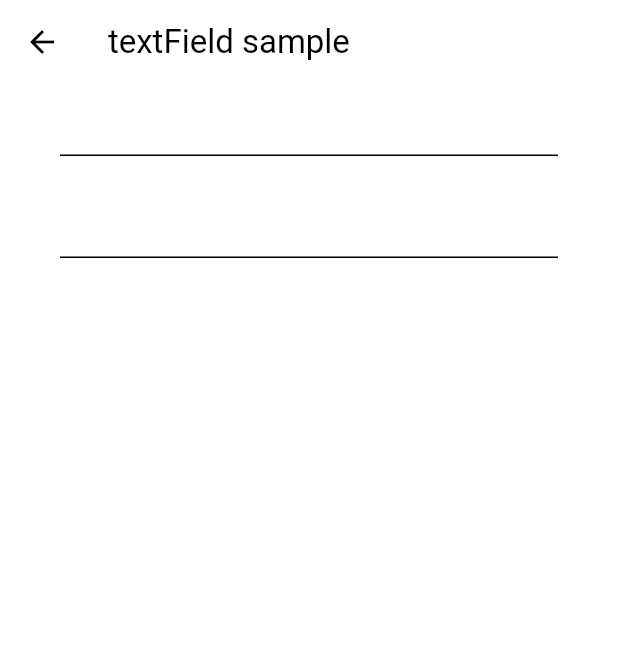
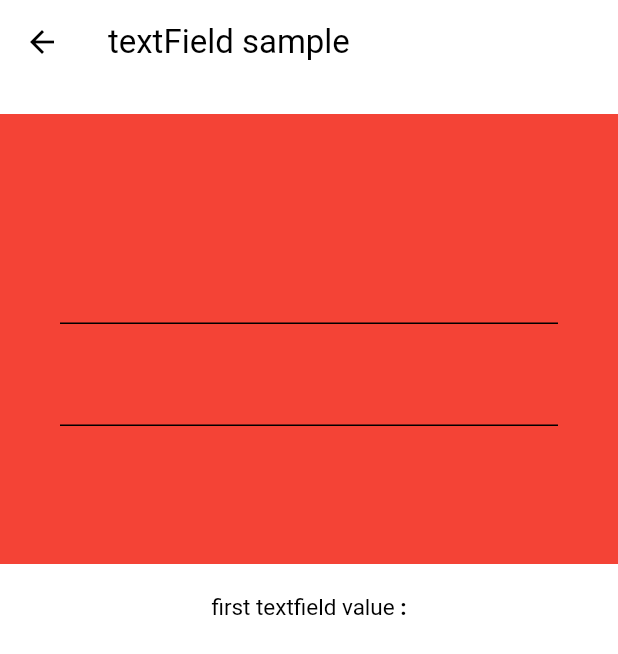
Before and after one commit to ecar1234/flutter_widget_test, a Flutter app: the TextFieldTest screen opened directly, on a phone screen of 412 x 824 dp. Shown: the top 654 px of the screen. Run offline on Flutter 3.47's test engine with Material 3 defaults, Android fonts, the phone set to English and light mode, and no system bars; our stand-ins replace gap, webview_flutter; missing offline and left inert: webview_flutter_android, webview_flutter_wkwebview.

```diff
--- a/lib/main.dart
+++ b/lib/main.dart
@@ -3,7 +3,7 @@ import 'package:gap/gap.dart';
 import 'package:gap/gap.dart';
 import 'package:widget_test/pages/layout/layout_sample.dart';
 import 'package:widget_test/pages/list_view.dart';
-import 'package:widget_test/pages/package_test.dart';
+import 'package:widget_test/pages/package_pages/package_test.dart';
 import 'package:widget_test/pages/snack_bar.dart';
 import 'package:widget_test/pages/textfield.dart';
 
--- a/lib/pages/textfield.dart
+++ b/lib/pages/textfield.dart
@@ -10,26 +10,58 @@ class TextFieldTest extends StatefulWidget {
 
 class _TextFieldTestState extends State<TextFieldTest> {
   final TextEditingController _textController = TextEditingController();
+  String textValue = "";
+  void _onChangedText(){
+    textValue = _textController.value as String;
+  }
+
   @override
   Widget build(BuildContext context) {
     return Scaffold(
       appBar: AppBar(
         title: const Text("textField sample"),
       ),
-      body: Center(
-        child: Container(
+      body: SingleChildScrollView(
+        child: Column(
+          children: [
+            Container(
+              margin: const EdgeInsets.only(top: 20.0),
+              height: 300.0,
+              color: Colors.red,
               padding: const EdgeInsets.symmetric(horizontal: 40.0),
               child: Column(
+                mainAxisAlignment: MainAxisAlignment.center,
                 children: [
                   TextField(
                     controller: _textController,
-
+                    onChanged: (text){setState(() {
+                      textValue = text;
+                    });}
                   ),
                   const Gap(20.0),
                   TextFormField()
                 ],
               ),
             ),
+            const Gap(20.0),
+            SizedBox(
+              height: 200,
+              child: RichText(
+                text: TextSpan(
+                  text: 'first textfield value ',
+                  style: const TextStyle(
+                    fontSize: 15.0,
+                    color: Colors.black
+                  ),
+                  children: <TextSpan>[
+                    const TextSpan(text: ':', style: TextStyle(fontWeight: FontWeight.bold)),
+                    TextSpan(text: textValue),
+                  ],
+                ),
+              )
+            )
+          ],
+        ),
       ),
     );
   }
```
Also changed, not shown: lib/pages/package_pages/package_test.dart (renamed from lib/pages/package_test.dart, +15 -3 lines), 2 other files. Lines whose indentation alone changed are shown as unchanged.
